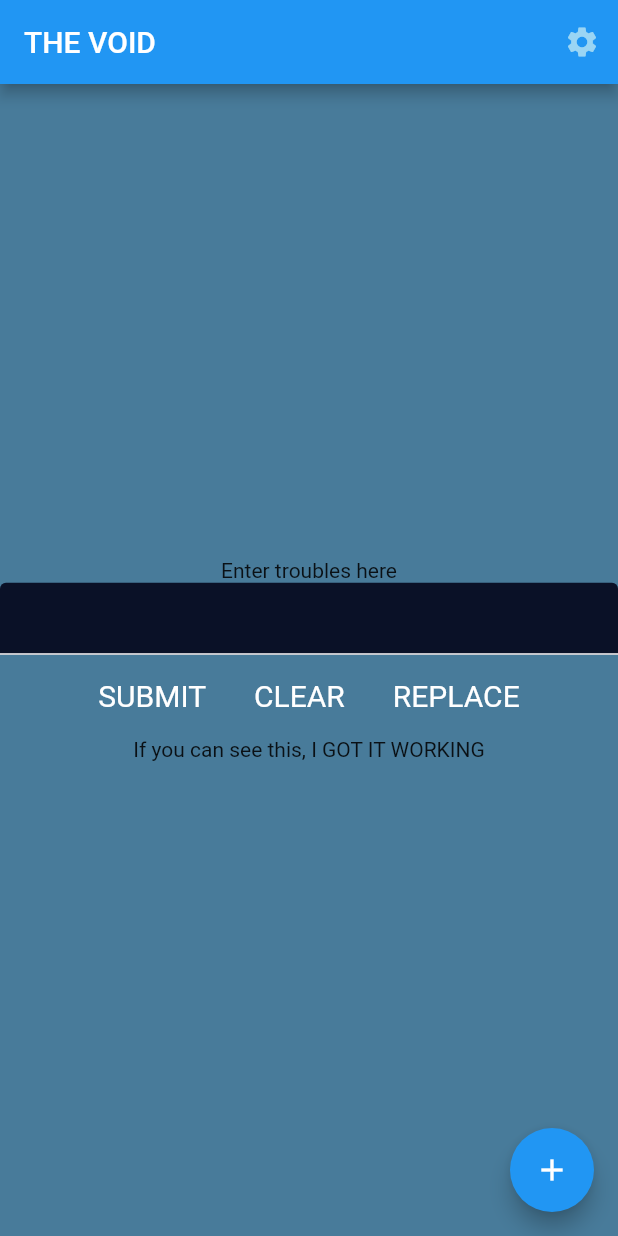
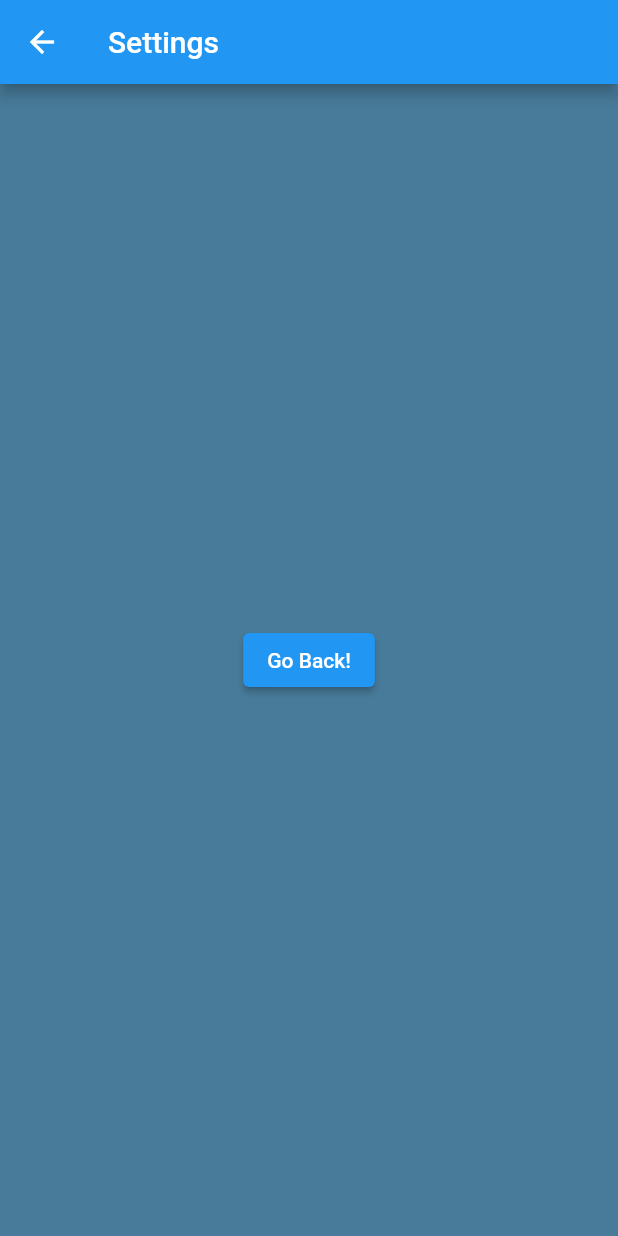
Before and after one commit to TestyBacon/cac_2021_project, a Flutter app: the screen it shows after launch, after a tap on the "settings" icon, on a phone screen of 412 x 824 dp. Run offline on Flutter 3.47's test engine with Material 2 defaults, Android fonts, the phone set to English and light mode, and no system bars.

Commit message:
Added Settings

```diff
--- a/lib/main.dart
+++ b/lib/main.dart
@@ -60,10 +60,6 @@
     });
   }
 
-  void goToSettings() {
-    setState(() {});
-  }
-
   // void clearText(){
   //   TextField.clear()
   // }
@@ -84,7 +80,12 @@
         title: Text(widget.title),
         actions: [
           IconButton(
-            onPressed: goToSettings,
+            onPressed: () {
+              Navigator.push(
+                context,
+                MaterialPageRoute(builder: (context) => Settings()),
+              );
+            },
             icon: const Icon(Icons.settings),
             color: const Color(0xff9ad5f4),
             highlightColor: Colors.blue,
@@ -190,3 +191,23 @@
     );
   }
 }
+
+class Settings extends StatelessWidget {
+  const Settings({Key? key}) : super(key: key);
+
+  @override
+  Widget build(BuildContext context) {
+    return Scaffold(
+        appBar: AppBar(
+          title: Text("Settings"),
+        ),
+        body: Center(
+          child: ElevatedButton(
+            onPressed: () {
+              Navigator.pop(context);
+            },
+            child: const Text("Go Back!"),
+          ),
+        ));
+  }
+}
```
